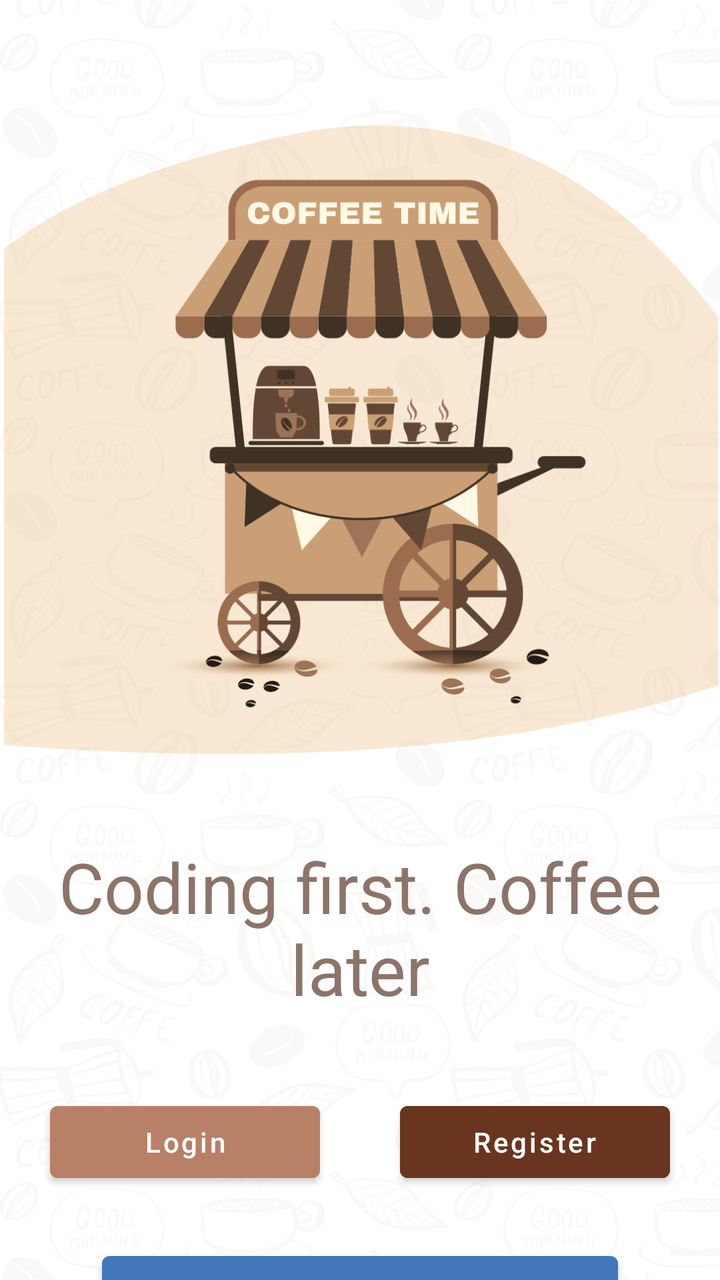
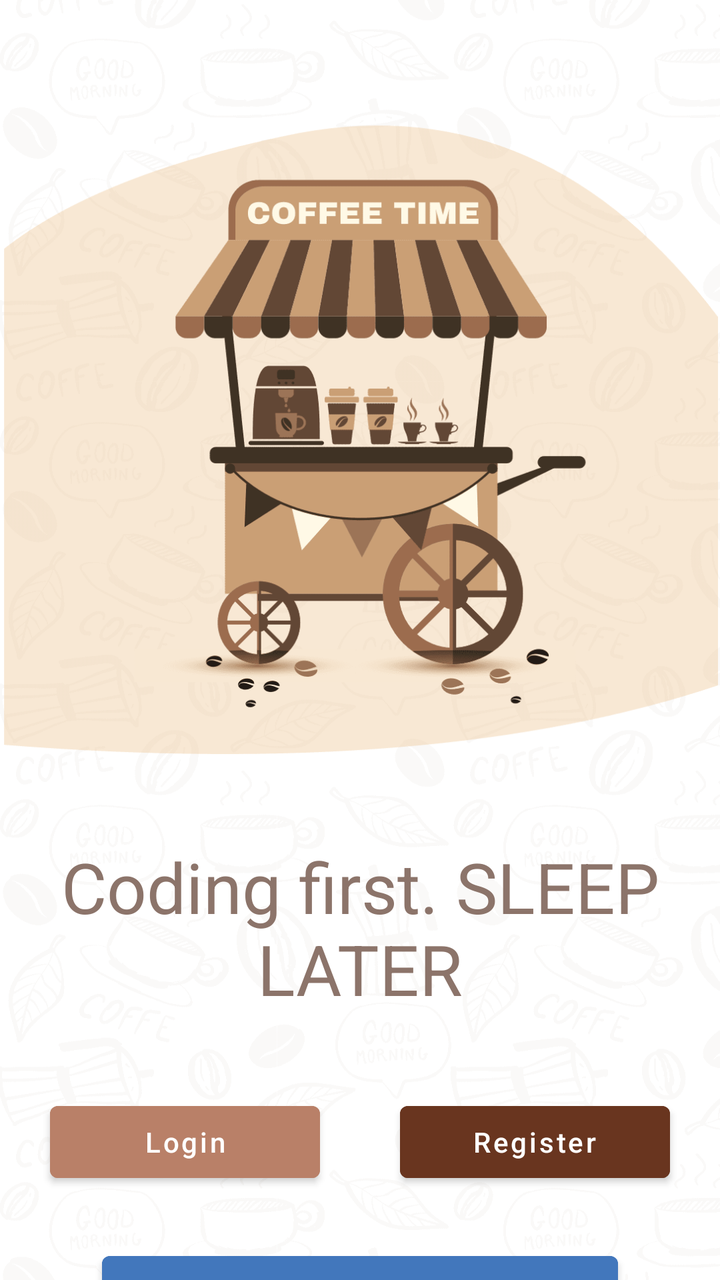

Compare the two renders of this Android layout. The source of the first and the diff that turns it into the second are given below.
<!-- AndroidManifest.xml: application theme Theme.AndroidHomeworkNoActionBar -->
<!-- res/layout/activity_main.xml -->
<?xml version="1.0" encoding="utf-8"?>
<androidx.constraintlayout.widget.ConstraintLayout xmlns:android="http://schemas.android.com/apk/res/android"
    xmlns:app="http://schemas.android.com/apk/res-auto"
    xmlns:tools="http://schemas.android.com/tools"
    android:id="@+id/main"
    android:layout_width="match_parent"
    android:layout_height="match_parent"
    android:layout_gravity="center"
    android:background="@drawable/background"
    android:paddingHorizontal="1dp"
    tools:context=".MainActivity">

    <ImageView
        android:id="@+id/coffeeCar"
        android:layout_width="match_parent"
        android:layout_height="wrap_content"
        android:layout_marginTop="36dp"
        android:adjustViewBounds="true"
        android:contentDescription="@string/coffee_first_coding_later"
        android:src="@drawable/coffee_car"
        app:layout_constraintEnd_toEndOf="parent"
        app:layout_constraintStart_toStartOf="parent"
        app:layout_constraintTop_toTopOf="parent" />

    <TextView
        android:id="@+id/coffeeFirstCodingLater"
        android:layout_width="315dp"
        android:layout_height="82dp"
        android:layout_marginHorizontal="30dp"
        android:layout_marginStart="1dp"
        android:layout_marginTop="40dp"
        android:layout_marginEnd="1dp"
        android:text="@string/coffee_first_coding_later"
        android:textAlignment="center"
        android:textColor="@color/browngrey"
        android:textSize="35dp"
        app:layout_constraintEnd_toEndOf="parent"
        app:layout_constraintStart_toStartOf="parent"
        app:layout_constraintTop_toBottomOf="@id/coffeeCar" />

    <Button
        android:id="@+id/buttonLogin"
        android:layout_width="135dp"
        android:layout_height="wrap_content"
        android:layout_marginStart="50dp"
        android:layout_marginTop="45dp"
        android:layout_marginEnd="20dp"
        android:backgroundTint="@color/darksalmon"
        android:text="@string/login"
        android:textAllCaps="false"
        app:layout_constraintEnd_toStartOf="@+id/buttonRegister"
        app:layout_constraintHorizontal_bias="0.5"
        app:layout_constraintHorizontal_weight="1"
        app:layout_constraintStart_toStartOf="parent"
        app:layout_constraintTop_toBottomOf="@id/coffeeFirstCodingLater" />

    <Button
        android:id="@+id/buttonRegister"
        android:layout_width="135dp"
        android:layout_height="wrap_content"
        android:layout_marginStart="20dp"
        android:layout_marginTop="45dp"
        android:layout_marginEnd="50dp"
        android:backgroundTint="@color/saddlebrown"
        android:text="@string/register"
        android:textAllCaps="false"
        app:layout_constraintEnd_toEndOf="parent"
        app:layout_constraintHorizontal_bias="0.5"
        app:layout_constraintStart_toEndOf="@+id/buttonLogin"
        app:layout_constraintTop_toBottomOf="@id/coffeeFirstCodingLater" />

    <Button
        android:id="@+id/buttonFacebook"
        android:layout_width="0dp"
        android:layout_height="wrap_content"
        android:layout_marginHorizontal="50dp"
        android:layout_marginStart="50dp"
        android:layout_marginTop="120dp"
        android:layout_marginEnd="50dp"
        android:backgroundTint="@color/steelblue"
        android:text="@string/connect_with_facebook"
        android:textAllCaps="false"
        app:layout_constraintEnd_toEndOf="parent"
        app:layout_constraintStart_toStartOf="parent"
        app:layout_constraintTop_toBottomOf="@id/coffeeFirstCodingLater" />

</androidx.constraintlayout.widget.ConstraintLayout>
<!-- resources referenced by this layout -->
<resources>
  <color name="browngrey">#8C746A</color>
  <color name="darksalmon">#B98068</color>
  <color name="saddlebrown">#69351F</color>
  <color name="steelblue">#4277BC</color>
  <!-- drawable background: png bitmap (drawable-hdpi, 25231 bytes) -->
  <!-- drawable coffee_car: png bitmap (drawable-hdpi, 12506 bytes) -->
  <string name="coffee_first_coding_later">Coding first. Coffee later</string>
  <string name="connect_with_facebook">Connect with Facebook</string>
  <string name="login">Login</string>
  <string name="register">Register</string>
  <style name="Theme.AndroidHomeworkNoActionBar" parent="Theme.MaterialComponents.DayNight.NoActionBar">
          
          <item name="colorPrimary">@color/purple_500</item>
          <item name="colorPrimaryVariant">@color/purple_700</item>
          <item name="colorOnPrimary">@color/white</item>
          
          <item name="colorSecondary">@color/teal_200</item>
          <item name="colorSecondaryVariant">@color/teal_700</item>
          <item name="colorOnSecondary">@color/black</item>
          
          <item name="android:statusBarColor">?attr/colorPrimaryVariant</item>
          
      </style>
  <color name="purple_500">#FF6200EE</color>
  <color name="purple_700">#FF3700B3</color>
  <color name="white">#FFFFFFFF</color>
  <color name="teal_200">#FF03DAC5</color>
  <color name="teal_700">#FF018786</color>
  <color name="black">#FF000000</color>
</resources>

<!-- the commit's change to res/layout/activity_main.xml (unified diff, before → after) -->
@@ -30,7 +30,7 @@
         android:layout_marginStart="1dp"
         android:layout_marginTop="40dp"
         android:layout_marginEnd="1dp"
-        android:text="@string/coffee_first_coding_later"
+        android:text="Coding first. SLEEP LATER"
         android:textAlignment="center"
         android:textColor="@color/browngrey"
         android:textSize="35dp"
